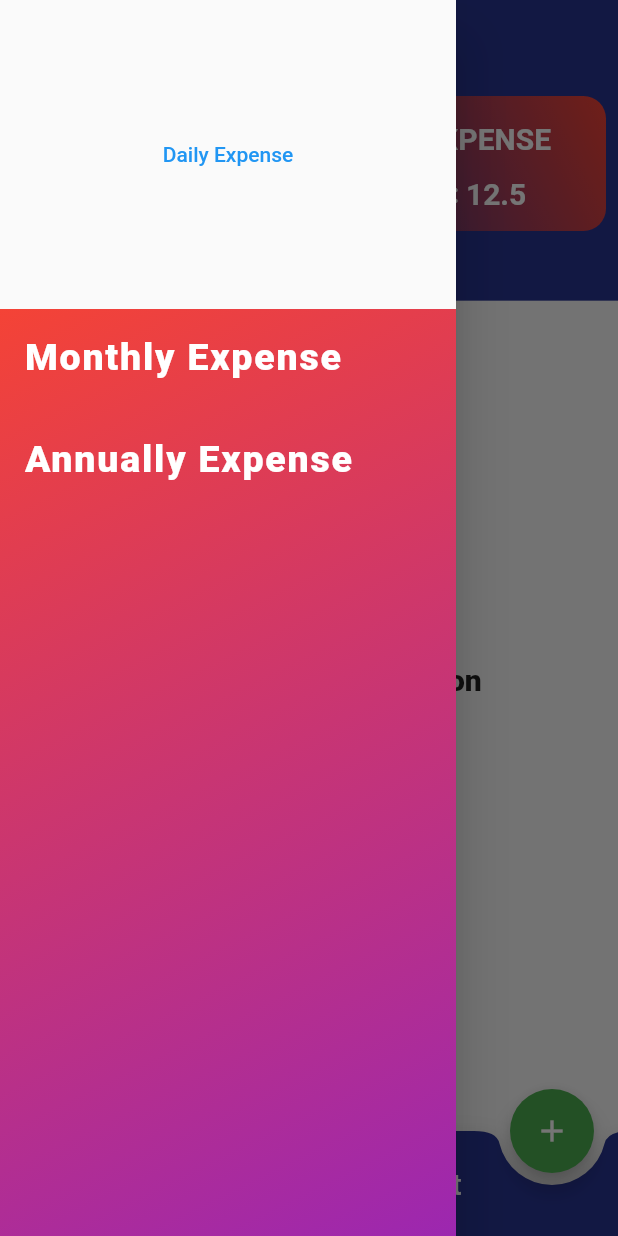
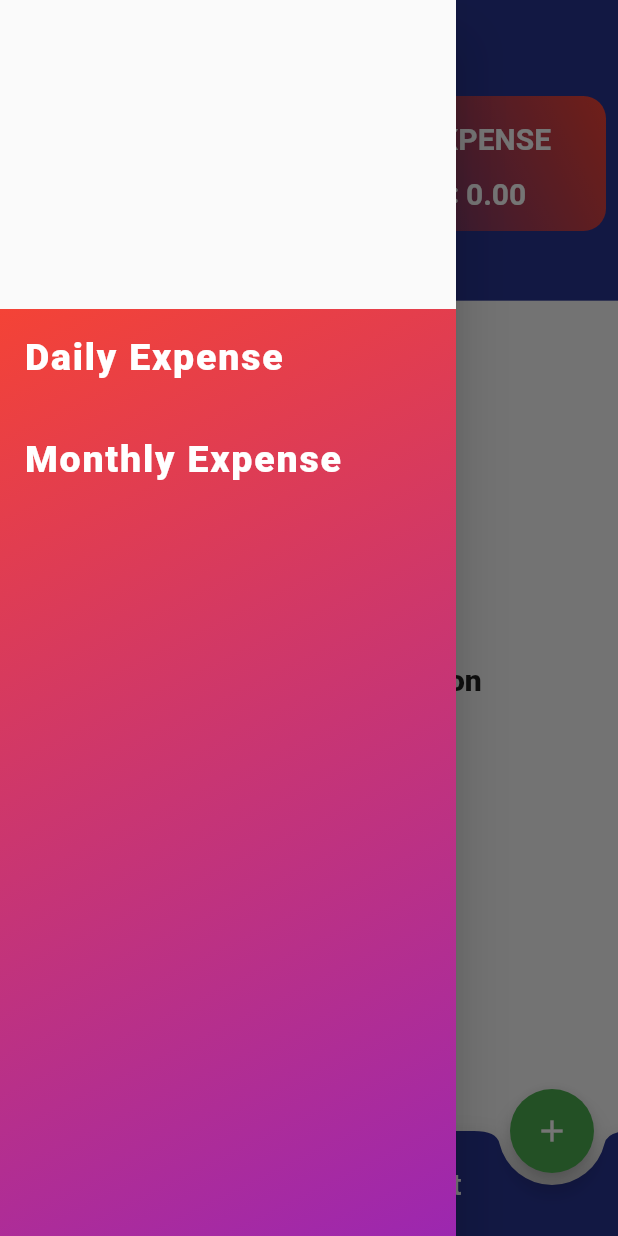
Before and after one commit to TrojanSystem/Expense_App, a Flutter app: the screen it shows after launch, with the side drawer open, on a phone screen of 412 x 824 dp. Run offline on Flutter 3.47's test engine with Material 2 defaults, Android fonts, the phone set to English and light mode, and no system bars; drawn by our look-alikes of flutter_animation_progress_bar; our stand-ins replace font_awesome_flutter, lite_rolling_switch, sqflite; accounts and stored records are empty.

Commit message:
Some modification

```diff
--- a/lib/input_form/transaction_form_item.dart
+++ b/lib/input_form/transaction_form_item.dart
@@ -55,9 +55,9 @@ class _TransactionFormState extends State<TransactionForm> {
                   iconOff: FontAwesomeIcons.moneyBill,
                   textSize: 16.0,
                   onChanged: (bool state) {
+                    print('This is State $state');
                     Provider.of<TransactionData>(context, listen: false)
-                        .updaterChanger();
-
+                        .updaterChanger(state);
                   },
                 ),
               ],
--- a/lib/item/account_item.dart
+++ b/lib/item/account_item.dart
@@ -19,7 +19,7 @@ class Account extends StatelessWidget {
             children: [
               const Income(),
               Container(width: 2, height: 100, color: Colors.white54),
-              const Expense(),
+               Expense(dailyExpense:data.update().toStringAsFixed(2)),
             ],
           ),
           Row(
--- a/lib/item/drawer_item.dart
+++ b/lib/item/drawer_item.dart
@@ -13,19 +13,7 @@ class DrawerItem extends StatelessWidget {
     return Drawer(
       child: Column(
         children: [
-          Expanded(
-            flex: 1,
-            child: TextButton(
-              child: const Text('Daily Expense'),
-              onPressed: () {
-                Navigator.of(context).push(
-                  MaterialPageRoute(
-                    builder: (ctx) => const ExpenseCategories(),
-                  ),
-                );
-              },
-            ),
-          ),
+          Expanded(flex: 1, child: Container()),
           Expanded(
             flex: 3,
             child: Container(
@@ -43,13 +31,13 @@ class DrawerItem extends StatelessWidget {
                   children: [
                     TextButton(
                       child: const Text(
-                        'Monthly Expense',
+                        'Daily Expense',
                         style: kkExpense,
                       ),
                       onPressed: () {
                         Navigator.of(context).push(
                           MaterialPageRoute(
-                            builder: (ctx) => const MonthExpenseCategories(),
+                            builder: (ctx) => const ExpenseCategories(),
                           ),
                         );
                       },
@@ -59,13 +47,13 @@ class DrawerItem extends StatelessWidget {
                     ),
                     TextButton(
                       child: const Text(
-                        'Annually Expense',
+                        'Monthly Expense',
                         style: kkExpense,
                       ),
                       onPressed: () {
                         Navigator.of(context).push(
                           MaterialPageRoute(
-                            builder: (ctx) => const ExpenseCategories(),
+                            builder: (ctx) => const MonthExpenseCategories(),
                           ),
                         );
                       },
--- a/lib/item/expense.dart
+++ b/lib/item/expense.dart
@@ -1,7 +1,8 @@
 import 'package:flutter/material.dart';
 
 class Expense extends StatelessWidget {
-  const Expense({Key key}) : super(key: key);
+  final String dailyExpense;
+   Expense({this.dailyExpense});
 
   @override
   Widget build(BuildContext context) {
@@ -33,8 +34,8 @@ class Expense extends StatelessWidget {
             ),
             Row(
               mainAxisAlignment: MainAxisAlignment.center,
-              children: const [
-                Text(
+              children:  [
+                const  Text(
                   'ETB: ',
                   style: TextStyle(
                     color: Colors.white,
@@ -43,8 +44,8 @@ class Expense extends StatelessWidget {
                   ),
                 ),
                 Text(
-                  '12.5',
-                  style: TextStyle(
+                  dailyExpense,
+                  style:const TextStyle(
                     color: Colors.white,
                     fontSize: 20,
                     fontWeight: FontWeight.bold,
--- a/lib/item/transaction_tile_expense.dart
+++ b/lib/item/transaction_tile_expense.dart
@@ -9,8 +9,9 @@ import '../model/transaction_model.dart';
 class TransactionTileExpense extends StatefulWidget {
   final int index;
   final TransactionModel expense;
+  final bool change;
 
-  const TransactionTileExpense({this.expense, this.index});
+   TransactionTileExpense({this.expense, this.index,this.change});
 
   @override
   State<TransactionTileExpense> createState() => _TransactionTileExpenseState();
@@ -148,7 +149,7 @@ class _TransactionTileExpenseState extends State<TransactionTileExpense> {
             left: 20,
             child: Container(
               decoration: BoxDecoration(
-                color: Colors.red,
+                color:Colors.red,
                 borderRadius: BorderRadius.circular(10),
               ),
               width: 150,
@@ -157,7 +158,7 @@ class _TransactionTileExpenseState extends State<TransactionTileExpense> {
                 mainAxisAlignment: MainAxisAlignment.spaceEvenly,
                 children: [
                   const Icon(
-                    Icons.arrow_downward_rounded,
+                    Icons.arrow_upward_rounded,
                     size: 25,
                     color: Colors.white,
                   ),
--- a/lib/item/transaction_tile_income.dart
+++ b/lib/item/transaction_tile_income.dart
@@ -151,7 +151,7 @@ class _TransactionTileIncomeState extends State<TransactionTileIncome> {
                 mainAxisAlignment: MainAxisAlignment.spaceEvenly,
                 children: [
                   const Icon(
-                    Icons.arrow_upward_rounded,
+                    Icons.arrow_downward_rounded,
                     size: 25,
                     color: Colors.white,
                   ),
--- a/lib/model/transaction_data.dart
+++ b/lib/model/transaction_data.dart
@@ -15,9 +15,9 @@ class TransactionData extends ChangeNotifier {
 
   bool get isLoading => _isLoading;
 
-  void updaterChanger() {
-    isIncome = !isIncome;
-    //notifyListeners();
+  void updaterChanger(bool state) {
+    isIncome = state;
+    notifyListeners();
   }
 
   Future loadExpenseList() async {
--- a/lib/month_expense/month_expense_categories.dart
+++ b/lib/month_expense/month_expense_categories.dart
@@ -2,6 +2,8 @@ import 'package:example/item/expense_categories_item.dart';
 import 'package:example/model/transaction_data.dart';
 import 'package:flutter/material.dart';
 import 'package:provider/provider.dart';
+
+import 'month_expense_categories_item.dart';
 
 class MonthExpenseCategories extends StatelessWidget {
   const MonthExpenseCategories({Key key}) : super(key: key);
@@ -19,7 +21,7 @@ class MonthExpenseCategories extends StatelessWidget {
                 end: Alignment.topLeft),
           ),
         ),
-        title: const Text('Monthly Expense Categories'),
+        title: const Text('Monthly Expense Tracker'),
       ),
       body: Consumer<TransactionData>(
         builder: (context, file, child) {
@@ -29,7 +31,7 @@ class MonthExpenseCategories extends StatelessWidget {
           return ListView.builder(
             itemCount: length.length,
             itemBuilder: (context, index) {
-              return ExpenseCategoriesItem(
+              return MonthExpenseCategoriesItem(
                 listOfExpense: file.expenseList,
                 expense: file.expenseList[index],
                 totalPrice: totPrice,
--- a/lib/screen/expense_categories.dart
+++ b/lib/screen/expense_categories.dart
@@ -19,7 +19,7 @@ class ExpenseCategories extends StatelessWidget {
                 end: Alignment.topLeft),
           ),
         ),
-        title: const Text('Expense Categories'),
+        title: const Text('Daily Expense Tracker'),
       ),
       body: Consumer<TransactionData>(
         builder: (context, file, child) {
--- a/lib/screen/home_page_screen.dart
+++ b/lib/screen/home_page_screen.dart
@@ -67,17 +67,25 @@ class _MyHomePageState extends State<MyHomePage> {
                               style: kkStyles,
                             ),
                           )
+                        : data.isIncome
+                            ? ListView.builder(
+                                itemCount: data.expenseList.length,
+                                itemBuilder: (context, index) {
+                                  print(data.isIncome);
+                                  return TransactionTileIncome(
+                                    index: index,
+                                    expense: data.expenseList[index],
+                                  );
+                                },
+                              )
                             : ListView.builder(
                                 itemCount: data.expenseList.length,
                                 itemBuilder: (context, index) {
-                              return data.isIncome
-                                  ? TransactionTileIncome(
+                                  print(data.isIncome);
+                                  return TransactionTileExpense(
                                     index: index,
                                     expense: data.expenseList[index],
-                                    )
-                                  : TransactionTileExpense(
-                                      index: index,
-                                      expense: data.expenseList[index],
+                                    change: data.isIncome,
                                   );
                                 },
                               ),
@@ -103,8 +111,11 @@ class _MyHomePageState extends State<MyHomePage> {
                 child: FAProgressBar(
                   size: 20,
                   backgroundColor: Colors.grey,
-                  progressColor:
-                      budgetData.percent() < 100 ? Colors.green : Colors.red,
+                  progressColor: budgetData.percent() < 75
+                      ? Colors.green
+                      : budgetData.percent() < 100
+                          ? Colors.redAccent
+                          : Colors.red[800],
                   currentValue: budgetData.percent(),
                   displayText: '%',
                   displayTextStyle: const TextStyle(
```
Also changed, not shown: lib/month_expense/month_expense_categories_item.dart (+4 -3 lines). Lines whose indentation alone changed are shown as unchanged.
